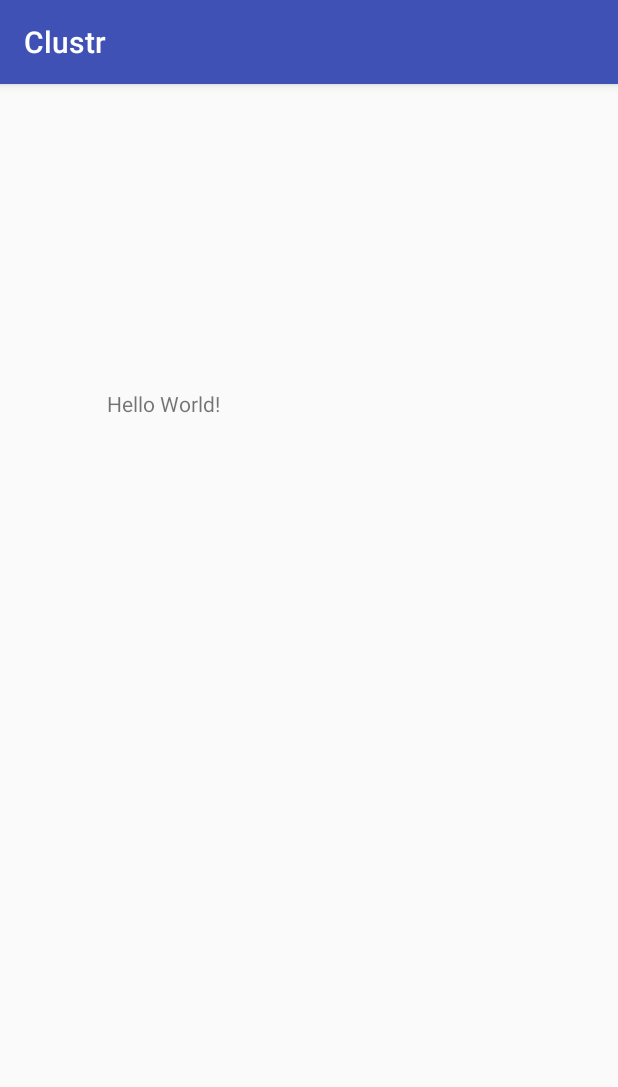
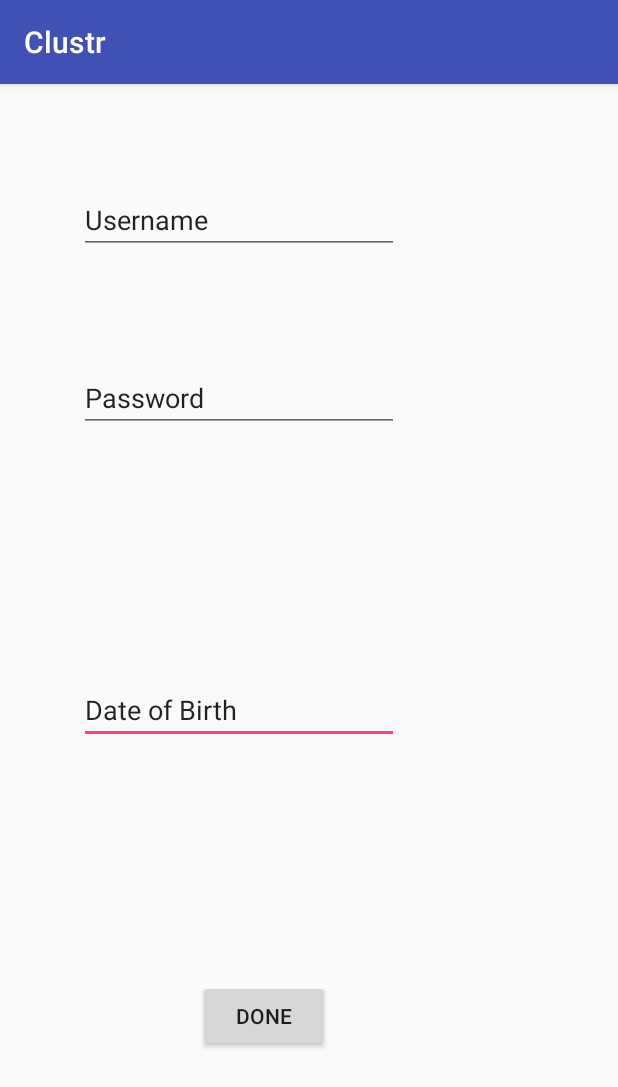
Before and after one commit to bernie830/Clustr, an Android app: the screen it shows after launch (HomeActivity), on a phone screen of 412 x 824 dp. Shown: the top 1087 px of the screen. Run offline under Robolectric (Android 15) with nearby library versions, the light colour scheme and no system bars.

Commit message:
Added the first attempt at the user database

```diff
--- a/app/src/main/java/com/nothing/hunnaz/clustr/EventDBHelper.java
+++ b/app/src/main/java/com/nothing/hunnaz/clustr/EventDBHelper.java
@@ -1,11 +1,11 @@
-package com.example.hunterbernhardt.myapplication;
+package com.nothing.hunnaz.clustr;
 
 import android.content.Context;
 import android.database.sqlite.SQLiteDatabase;
 import android.database.sqlite.SQLiteOpenHelper;
 import android.util.Log;
 
-import com.example.hunterbernhardt.myapplication.EventDBSchema.AccountsTable;
+import com.nothing.hunnaz.clustr.EventDBSchema.AccountsTable;
 
 /**
  * Created by hunterbernhardt on 2/9/18.
--- a/app/src/main/java/com/nothing/hunnaz/clustr/EventDBSchema.java
+++ b/app/src/main/java/com/nothing/hunnaz/clustr/EventDBSchema.java
@@ -1,4 +1,4 @@
-package com.example.hunterbernhardt.myapplication;
+package com.nothing.hunnaz.clustr;
 
 /**
  * Created by hunterbernhardt on 2/9/18.
--- a/app/src/main/java/com/nothing/hunnaz/clustr/UserDBHelper.java
+++ b/app/src/main/java/com/nothing/hunnaz/clustr/UserDBHelper.java
@@ -1,11 +1,11 @@
-package com.example.hunterbernhardt.myapplication;
+package com.nothing.hunnaz.clustr;
 
 import android.content.Context;
 import android.database.sqlite.SQLiteDatabase;
 import android.database.sqlite.SQLiteOpenHelper;
 import android.util.Log;
 
-import com.example.hunterbernhardt.myapplication.UserDBSchema.AccountsTable;
+import com.nothing.hunnaz.clustr.UserDBSchema.AccountsTable;
 
 /**
  * Created by hunterbernhardt on 2/9/18.
--- a/app/src/main/java/com/nothing/hunnaz/clustr/UserDBSchema.java
+++ b/app/src/main/java/com/nothing/hunnaz/clustr/UserDBSchema.java
@@ -1,4 +1,4 @@
-package com.example.hunterbernhardt.myapplication;
+package com.nothing.hunnaz.clustr;
 
 /**
  * Created by hunterbernhardt on 2/9/18.
--- a/app/src/main/java/com/nothing/hunnaz/clustr/UserToEventDBHelper.java
+++ b/app/src/main/java/com/nothing/hunnaz/clustr/UserToEventDBHelper.java
@@ -1,11 +1,11 @@
-package com.example.hunterbernhardt.myapplication;
+package com.nothing.hunnaz.clustr;
 
 import android.content.Context;
 import android.database.sqlite.SQLiteDatabase;
 import android.database.sqlite.SQLiteOpenHelper;
 import android.util.Log;
 
-import com.example.hunterbernhardt.myapplication.UserToEventDBSchema.AccountsTable;
+import com.nothing.hunnaz.clustr.UserToEventDBSchema.AccountsTable;
 
 /**
  * Created by hunterbernhardt on 2/9/18.
--- a/app/src/main/java/com/nothing/hunnaz/clustr/UserToEventDBSchema.java
+++ b/app/src/main/java/com/nothing/hunnaz/clustr/UserToEventDBSchema.java
@@ -1,4 +1,4 @@
-package com.example.hunterbernhardt.myapplication;
+package com.nothing.hunnaz.clustr;
 
 /**
  * Created by hunterbernhardt on 2/9/18.
--- a/app/src/main/res/layout/activity_home.xml
+++ b/app/src/main/res/layout/activity_home.xml
@@ -6,15 +6,66 @@
     android:layout_height="match_parent"
     tools:context="com.nothing.hunnaz.clustr.HomeActivity">
 
-    <TextView
+    <EditText
+        android:id="@+id/dateOfBirth"
         android:layout_width="wrap_content"
         android:layout_height="wrap_content"
-        android:text="Hello World!"
+        android:layout_marginBottom="292dp"
+        android:layout_marginEnd="131dp"
+        android:layout_marginStart="38dp"
+        android:layout_marginTop="63dp"
+        android:ems="10"
+        android:inputType="textPersonName"
+        android:text="Date of Birth"
         app:layout_constraintBottom_toBottomOf="parent"
-        app:layout_constraintHorizontal_bias="0.211"
-        app:layout_constraintLeft_toLeftOf="parent"
-        app:layout_constraintRight_toRightOf="parent"
-        app:layout_constraintTop_toTopOf="parent"
-        app:layout_constraintVertical_bias="0.272" />
+        app:layout_constraintEnd_toEndOf="parent"
+        app:layout_constraintStart_toStartOf="parent"
+        app:layout_constraintTop_toBottomOf="@+id/password" />
+
+    <EditText
+        android:id="@+id/password"
+        android:layout_width="wrap_content"
+        android:layout_height="wrap_content"
+        android:layout_marginBottom="63dp"
+        android:layout_marginEnd="131dp"
+        android:layout_marginStart="38dp"
+        android:layout_marginTop="18dp"
+        android:ems="10"
+        android:inputType="textPersonName"
+        android:text="Password"
+        app:layout_constraintBottom_toTopOf="@+id/dateOfBirth"
+        app:layout_constraintEnd_toEndOf="parent"
+        app:layout_constraintStart_toStartOf="parent"
+        app:layout_constraintTop_toBottomOf="@+id/userName" />
+
+    <EditText
+        android:id="@+id/userName"
+        android:layout_width="wrap_content"
+        android:layout_height="wrap_content"
+        android:layout_marginBottom="19dp"
+        android:layout_marginEnd="131dp"
+        android:layout_marginStart="38dp"
+        android:layout_marginTop="32dp"
+        android:ems="10"
+        android:inputType="textPersonName"
+        android:text="Username"
+        app:layout_constraintBottom_toTopOf="@+id/password"
+        app:layout_constraintEnd_toEndOf="parent"
+        app:layout_constraintStart_toStartOf="parent"
+        app:layout_constraintTop_toTopOf="parent" />
+
+    <Button
+        android:id="@+id/doneButton"
+        android:layout_width="wrap_content"
+        android:layout_height="wrap_content"
+        android:layout_marginBottom="91dp"
+        android:layout_marginEnd="178dp"
+        android:layout_marginStart="118dp"
+        android:layout_marginTop="125dp"
+        android:text="Done"
+        app:layout_constraintBottom_toBottomOf="parent"
+        app:layout_constraintEnd_toEndOf="parent"
+        app:layout_constraintStart_toStartOf="parent"
+        app:layout_constraintTop_toBottomOf="@+id/dateOfBirth" />
 
 </android.support.constraint.ConstraintLayout>
```
Also changed, not shown: app/src/main/java/com/nothing/hunnaz/clustr/HomeActivity.java (+39 -1 lines), app/src/main/java/com/nothing/hunnaz/clustr/User.java (added, +55 -0 lines), app/src/main/java/com/nothing/hunnaz/clustr/UserCursorWrapper.java (added, +26 -0 lines), app/src/main/java/com/nothing/hunnaz/clustr/UserSingleton.java (added, +112 -0 lines).
